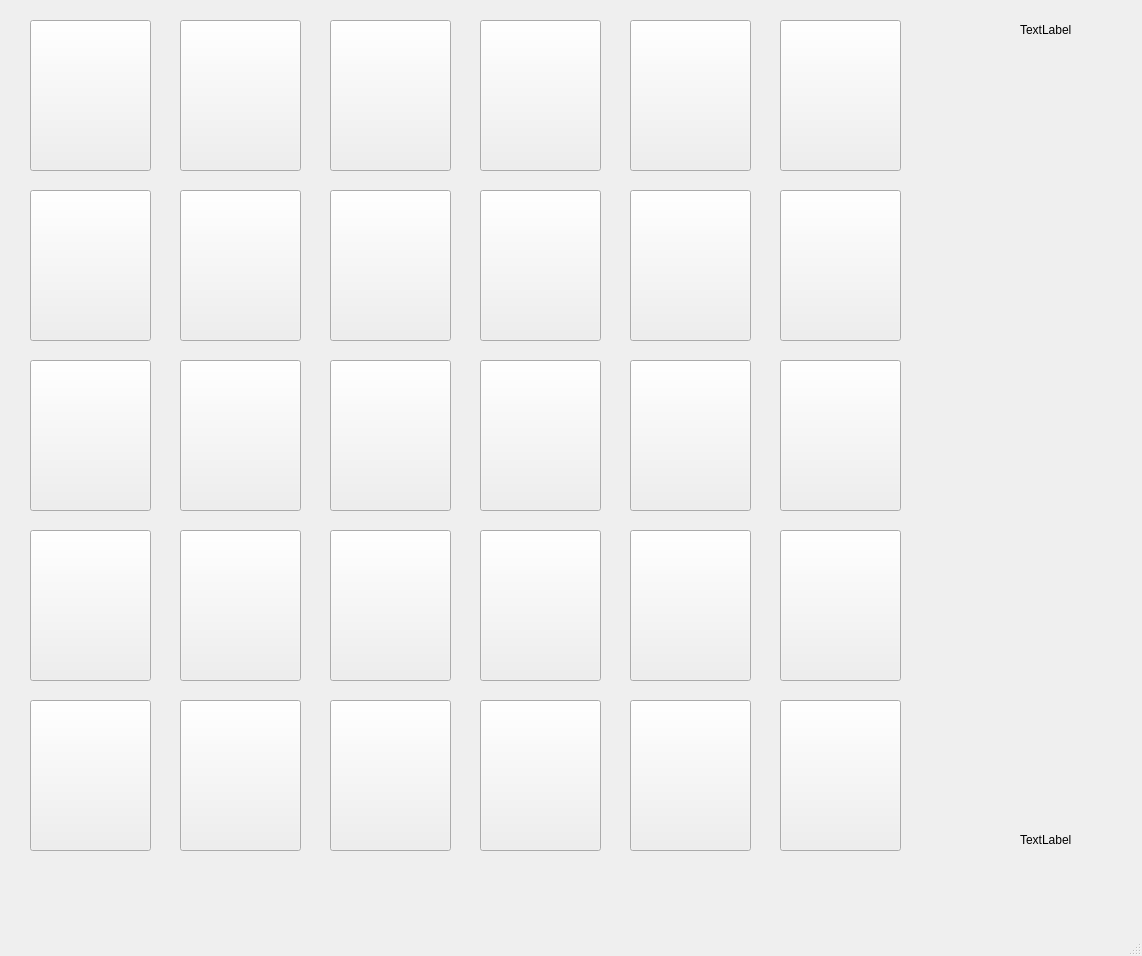
The window that mainwindow.ui (Alerodcas/ProjectMemoryGame) describes before a commit, drawn with Qt 5.
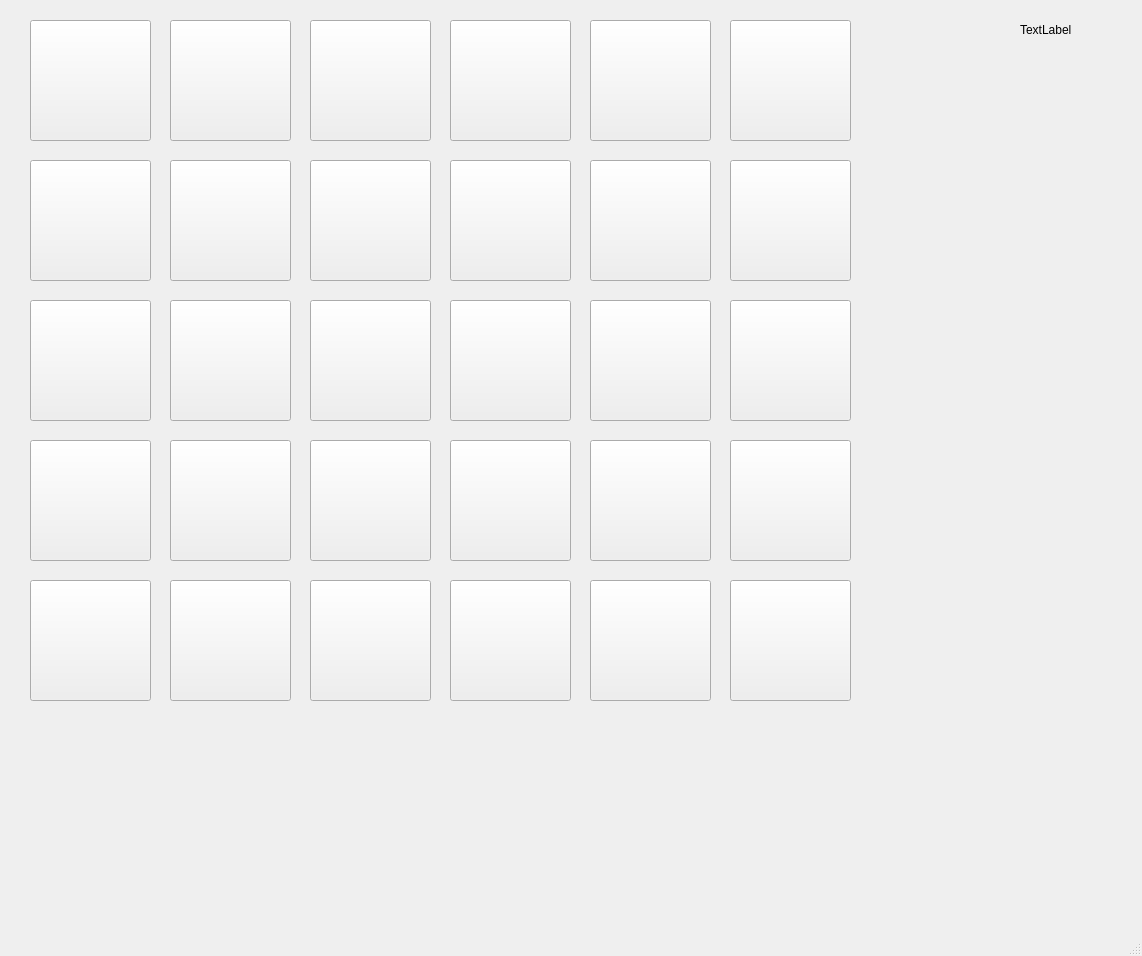
The same window after the commit.

```diff
--- a/mainwindow.ui
+++ b/mainwindow.ui
@@ -20,7 +20,7 @@
       <x>30</x>
       <y>20</y>
       <width>121</width>
-      <height>151</height>
+      <height>121</height>
      </rect>
     </property>
     <property name="text">
@@ -29,17 +29,30 @@
     <property name="iconSize">
      <size>
       <width>121</width>
-      <height>151</height>
+      <height>121</height>
      </size>
     </property>
    </widget>
+   <widget class="QLabel" name="label_3">
+    <property name="geometry">
+     <rect>
+      <x>1020</x>
+      <y>20</y>
+      <width>111</width>
+      <height>20</height>
+     </rect>
+    </property>
+    <property name="text">
+     <string>TextLabel</string>
+    </property>
+   </widget>
    <widget class="QPushButton" name="pushButton_2">
     <property name="geometry">
      <rect>
-      <x>180</x>
+      <x>170</x>
       <y>20</y>
       <width>121</width>
-      <height>151</height>
+      <height>121</height>
      </rect>
     </property>
     <property name="text">
@@ -48,17 +61,17 @@
     <property name="iconSize">
      <size>
       <width>121</width>
-      <height>151</height>
+      <height>121</height>
      </size>
     </property>
    </widget>
    <widget class="QPushButton" name="pushButton_3">
     <property name="geometry">
      <rect>
-      <x>330</x>
+      <x>310</x>
       <y>20</y>
       <width>121</width>
-      <height>151</height>
+      <height>121</height>
      </rect>
     </property>
     <property name="text">
@@ -67,17 +80,17 @@
     <property name="iconSize">
      <size>
       <width>121</width>
-      <height>151</height>
+      <height>121</height>
      </size>
     </property>
    </widget>
    <widget class="QPushButton" name="pushButton_4">
     <property name="geometry">
      <rect>
-      <x>480</x>
+      <x>450</x>
       <y>20</y>
       <width>121</width>
-      <height>151</height>
+      <height>121</height>
      </rect>
     </property>
     <property name="text">
@@ -86,17 +99,17 @@
     <property name="iconSize">
      <size>
       <width>121</width>
-      <height>151</height>
+      <height>121</height>
      </size>
     </property>
    </widget>
    <widget class="QPushButton" name="pushButton_5">
     <property name="geometry">
      <rect>
-      <x>630</x>
+      <x>590</x>
       <y>20</y>
       <width>121</width>
-      <height>151</height>
+      <height>121</height>
      </rect>
     </property>
     <property name="text">
@@ -105,17 +118,17 @@
     <property name="iconSize">
      <size>
       <width>121</width>
-      <height>151</height>
+      <height>121</height>
      </size>
     </property>
    </widget>
    <widget class="QPushButton" name="pushButton_6">
     <property name="geometry">
      <rect>
-      <x>780</x>
+      <x>730</x>
       <y>20</y>
       <width>121</width>
-      <height>151</height>
+      <height>121</height>
      </rect>
     </property>
     <property name="text">
@@ -124,17 +137,17 @@
     <property name="iconSize">
      <size>
       <width>121</width>
-      <height>151</height>
+      <height>121</height>
      </size>
     </property>
    </widget>
    <widget class="QPushButton" name="pushButton_7">
     <property name="geometry">
      <rect>
-      <x>630</x>
-      <y>190</y>
+      <x>30</x>
+      <y>160</y>
       <width>121</width>
-      <height>151</height>
+      <height>121</height>
      </rect>
     </property>
     <property name="text">
@@ -143,17 +156,17 @@
     <property name="iconSize">
      <size>
       <width>121</width>
-      <height>151</height>
+      <height>121</height>
      </size>
     </property>
    </widget>
    <widget class="QPushButton" name="pushButton_8">
     <property name="geometry">
      <rect>
-      <x>180</x>
-      <y>190</y>
+      <x>170</x>
+      <y>160</y>
       <width>121</width>
-      <height>151</height>
+      <height>121</height>
      </rect>
     </property>
     <property name="text">
@@ -162,17 +175,17 @@
     <property name="iconSize">
      <size>
       <width>121</width>
-      <height>151</height>
+      <height>121</height>
      </size>
     </property>
    </widget>
    <widget class="QPushButton" name="pushButton_9">
     <property name="geometry">
      <rect>
-      <x>780</x>
-      <y>190</y>
+      <x>310</x>
+      <y>160</y>
       <width>121</width>
-      <height>151</height>
+      <height>121</height>
      </rect>
     </property>
     <property name="text">
@@ -181,17 +194,17 @@
     <property name="iconSize">
      <size>
       <width>121</width>
-      <height>151</height>
+      <height>121</height>
      </size>
     </property>
    </widget>
    <widget class="QPushButton" name="pushButton_10">
     <property name="geometry">
      <rect>
-      <x>330</x>
-      <y>190</y>
+      <x>450</x>
+      <y>160</y>
       <width>121</width>
-      <height>151</height>
+      <height>121</height>
      </rect>
     </property>
     <property name="text">
@@ -200,17 +213,17 @@
     <property name="iconSize">
      <size>
       <width>121</width>
-      <height>151</height>
+      <height>121</height>
      </size>
     </property>
    </widget>
    <widget class="QPushButton" name="pushButton_11">
     <property name="geometry">
      <rect>
-      <x>480</x>
-      <y>190</y>
+      <x>590</x>
+      <y>160</y>
       <width>121</width>
-      <height>151</height>
+      <height>121</height>
      </rect>
     </property>
     <property name="text">
@@ -219,17 +232,17 @@
     <property name="iconSize">
      <size>
       <width>121</width>
-      <height>151</height>
+      <height>121</height>
      </size>
     </property>
    </widget>
    <widget class="QPushButton" name="pushButton_12">
     <property name="geometry">
      <rect>
-      <x>30</x>
-      <y>190</y>
+      <x>730</x>
+      <y>160</y>
       <width>121</width>
-      <height>151</height>
+      <height>121</height>
      </rect>
     </property>
     <property name="text">
@@ -238,17 +251,17 @@
     <property name="iconSize">
      <size>
       <width>121</width>
-      <height>151</height>
+      <height>121</height>
      </size>
     </property>
    </widget>
    <widget class="QPushButton" name="pushButton_13">
     <property name="geometry">
      <rect>
-      <x>630</x>
-      <y>360</y>
+      <x>30</x>
+      <y>300</y>
       <width>121</width>
-      <height>151</height>
+      <height>121</height>
      </rect>
     </property>
     <property name="text">
@@ -257,17 +270,17 @@
     <property name="iconSize">
      <size>
       <width>121</width>
-      <height>151</height>
+      <height>121</height>
      </size>
     </property>
    </widget>
    <widget class="QPushButton" name="pushButton_14">
     <property name="geometry">
      <rect>
-      <x>180</x>
-      <y>360</y>
+      <x>170</x>
+      <y>300</y>
       <width>121</width>
-      <height>151</height>
+      <height>121</height>
      </rect>
     </property>
     <property name="text">
@@ -276,17 +289,17 @@
     <property name="iconSize">
      <size>
       <width>121</width>
-      <height>151</height>
+      <height>121</height>
      </size>
     </property>
    </widget>
    <widget class="QPushButton" name="pushButton_15">
     <property name="geometry">
      <rect>
-      <x>780</x>
-      <y>360</y>
+      <x>310</x>
+      <y>300</y>
       <width>121</width>
-      <height>151</height>
+      <height>121</height>
      </rect>
     </property>
     <property name="text">
@@ -295,17 +308,17 @@
     <property name="iconSize">
      <size>
       <width>121</width>
-      <height>151</height>
+      <height>121</height>
      </size>
     </property>
    </widget>
    <widget class="QPushButton" name="pushButton_16">
     <property name="geometry">
      <rect>
-      <x>330</x>
-      <y>360</y>
+      <x>450</x>
+      <y>300</y>
       <width>121</width>
-      <height>151</height>
+      <height>121</height>
      </rect>
     </property>
     <property name="text">
@@ -314,17 +327,17 @@
     <property name="iconSize">
      <size>
       <width>121</width>
-      <height>151</height>
+      <height>121</height>
      </size>
     </property>
    </widget>
    <widget class="QPushButton" name="pushButton_17">
     <property name="geometry">
      <rect>
-      <x>480</x>
-      <y>360</y>
+      <x>590</x>
+      <y>300</y>
       <width>121</width>
-      <height>151</height>
+      <height>121</height>
      </rect>
     </property>
     <property name="text">
@@ -333,17 +346,17 @@
     <property name="iconSize">
      <size>
       <width>121</width>
-      <height>151</height>
+      <height>121</height>
      </size>
     </property>
    </widget>
    <widget class="QPushButton" name="pushButton_18">
     <property name="geometry">
      <rect>
-      <x>30</x>
-      <y>360</y>
+      <x>730</x>
+      <y>300</y>
       <width>121</width>
-      <height>151</height>
+      <height>121</height>
      </rect>
     </property>
     <property name="text">
@@ -352,17 +365,17 @@
     <property name="iconSize">
      <size>
       <width>121</width>
-      <height>151</height>
+      <height>121</height>
      </size>
     </property>
    </widget>
    <widget class="QPushButton" name="pushButton_19">
     <property name="geometry">
      <rect>
-      <x>630</x>
-      <y>530</y>
+      <x>30</x>
+      <y>440</y>
       <width>121</width>
-      <height>151</height>
+      <height>121</height>
      </rect>
     </property>
     <property name="text">
@@ -371,17 +384,17 @@
     <property name="iconSize">
      <size>
       <width>121</width>
-      <height>151</height>
+      <height>121</height>
      </size>
     </property>
    </widget>
    <widget class="QPushButton" name="pushButton_20">
     <property name="geometry">
      <rect>
-      <x>180</x>
-      <y>530</y>
+      <x>170</x>
+      <y>440</y>
       <width>121</width>
-      <height>151</height>
+      <height>121</height>
      </rect>
     </property>
     <property name="text">
@@ -390,17 +403,17 @@
     <property name="iconSize">
      <size>
       <width>121</width>
-      <height>151</height>
+      <height>121</height>
      </size>
     </property>
    </widget>
    <widget class="QPushButton" name="pushButton_21">
     <property name="geometry">
      <rect>
-      <x>780</x>
-      <y>530</y>
+      <x>310</x>
+      <y>440</y>
       <width>121</width>
-      <height>151</height>
+      <height>121</height>
      </rect>
     </property>
     <property name="text">
@@ -409,17 +422,17 @@
     <property name="iconSize">
      <size>
       <width>121</width>
-      <height>151</height>
+      <height>121</height>
      </size>
     </property>
    </widget>
    <widget class="QPushButton" name="pushButton_22">
     <property name="geometry">
      <rect>
-      <x>330</x>
-      <y>530</y>
+      <x>450</x>
+      <y>440</y>
       <width>121</width>
-      <height>151</height>
+      <height>121</height>
      </rect>
     </property>
     <property name="text">
@@ -428,17 +441,17 @@
     <property name="iconSize">
      <size>
       <width>121</width>
-      <height>151</height>
+      <height>121</height>
      </size>
     </property>
    </widget>
    <widget class="QPushButton" name="pushButton_23">
     <property name="geometry">
      <rect>
-      <x>480</x>
-      <y>530</y>
+      <x>590</x>
+      <y>440</y>
       <width>121</width>
-      <height>151</height>
+      <height>121</height>
      </rect>
     </property>
     <property name="text">
@@ -447,17 +460,17 @@
     <property name="iconSize">
      <size>
       <width>121</width>
-      <height>151</height>
+      <height>121</height>
      </size>
     </property>
    </widget>
    <widget class="QPushButton" name="pushButton_24">
     <property name="geometry">
      <rect>
-      <x>30</x>
-      <y>530</y>
+      <x>730</x>
+      <y>440</y>
       <width>121</width>
-      <height>151</height>
+      <height>121</height>
      </rect>
     </property>
     <property name="text">
@@ -466,17 +479,17 @@
     <property name="iconSize">
      <size>
       <width>121</width>
-      <height>151</height>
+      <height>121</height>
      </size>
     </property>
    </widget>
    <widget class="QPushButton" name="pushButton_25">
     <property name="geometry">
      <rect>
-      <x>630</x>
-      <y>700</y>
+      <x>30</x>
+      <y>580</y>
       <width>121</width>
-      <height>151</height>
+      <height>121</height>
      </rect>
     </property>
     <property name="text">
@@ -485,17 +498,17 @@
     <property name="iconSize">
      <size>
       <width>121</width>
-      <height>151</height>
+      <height>121</height>
      </size>
     </property>
    </widget>
    <widget class="QPushButton" name="pushButton_26">
     <property name="geometry">
      <rect>
-      <x>180</x>
-      <y>700</y>
+      <x>170</x>
+      <y>580</y>
       <width>121</width>
-      <height>151</height>
+      <height>121</height>
      </rect>
     </property>
     <property name="text">
@@ -504,17 +517,17 @@
     <property name="iconSize">
      <size>
       <width>121</width>
-      <height>151</height>
+      <height>121</height>
      </size>
     </property>
    </widget>
    <widget class="QPushButton" name="pushButton_27">
     <property name="geometry">
      <rect>
-      <x>780</x>
-      <y>700</y>
+      <x>310</x>
+      <y>580</y>
       <width>121</width>
-      <height>151</height>
+      <height>121</height>
      </rect>
     </property>
     <property name="text">
@@ -523,17 +536,17 @@
     <property name="iconSize">
      <size>
       <width>121</width>
-      <height>151</height>
+      <height>121</height>
      </size>
     </property>
    </widget>
    <widget class="QPushButton" name="pushButton_28">
     <property name="geometry">
      <rect>
-      <x>330</x>
-      <y>700</y>
+      <x>450</x>
+      <y>580</y>
       <width>121</width>
-      <height>151</height>
+      <height>121</height>
      </rect>
     </property>
     <property name="text">
@@ -542,17 +555,17 @@
     <property name="iconSize">
      <size>
       <width>121</width>
-      <height>151</height>
+      <height>121</height>
      </size>
     </property>
    </widget>
    <widget class="QPushButton" name="pushButton_29">
     <property name="geometry">
      <rect>
-      <x>480</x>
-      <y>700</y>
+      <x>590</x>
+      <y>580</y>
       <width>121</width>
-      <height>151</height>
+      <height>121</height>
      </rect>
     </property>
     <property name="text">
@@ -561,17 +574,17 @@
     <property name="iconSize">
      <size>
       <width>121</width>
-      <height>151</height>
+      <height>121</height>
      </size>
     </property>
    </widget>
    <widget class="QPushButton" name="pushButton_30">
     <property name="geometry">
      <rect>
-      <x>30</x>
-      <y>700</y>
+      <x>730</x>
+      <y>580</y>
       <width>121</width>
-      <height>151</height>
+      <height>121</height>
      </rect>
     </property>
     <property name="text">
@@ -580,36 +593,10 @@
     <property name="iconSize">
      <size>
       <width>121</width>
-      <height>151</height>
+      <height>121</height>
      </size>
     </property>
    </widget>
-   <widget class="QLabel" name="label_2">
-    <property name="geometry">
-     <rect>
-      <x>1020</x>
-      <y>830</y>
-      <width>111</width>
-      <height>20</height>
-     </rect>
-    </property>
-    <property name="text">
-     <string>TextLabel</string>
-    </property>
-   </widget>
-   <widget class="QLabel" name="label_3">
-    <property name="geometry">
-     <rect>
-      <x>1020</x>
-      <y>20</y>
-      <width>111</width>
-      <height>20</height>
-     </rect>
-    </property>
-    <property name="text">
-     <string>TextLabel</string>
-    </property>
-   </widget>
   </widget>
   <widget class="QMenuBar" name="menubar">
    <property name="geometry">
```
